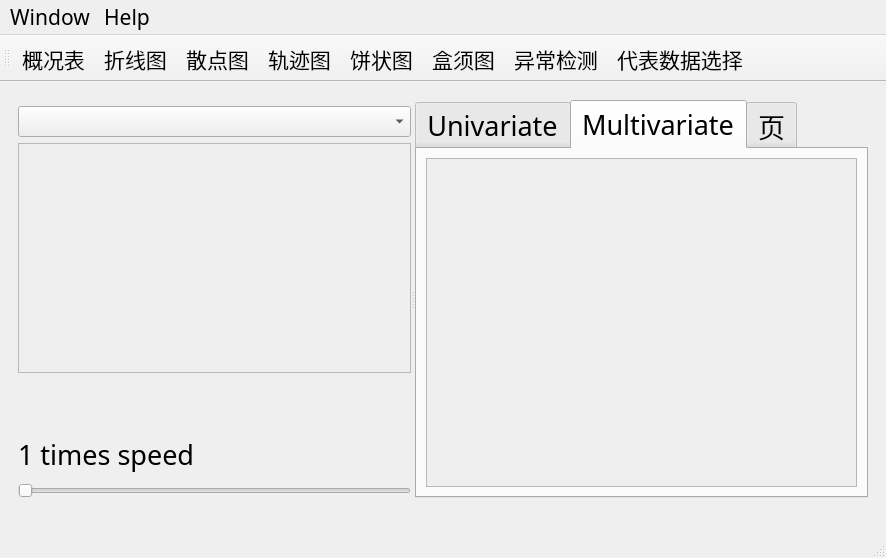
Qt form mainwindow.ui (jds666/VARTS) before a commit.
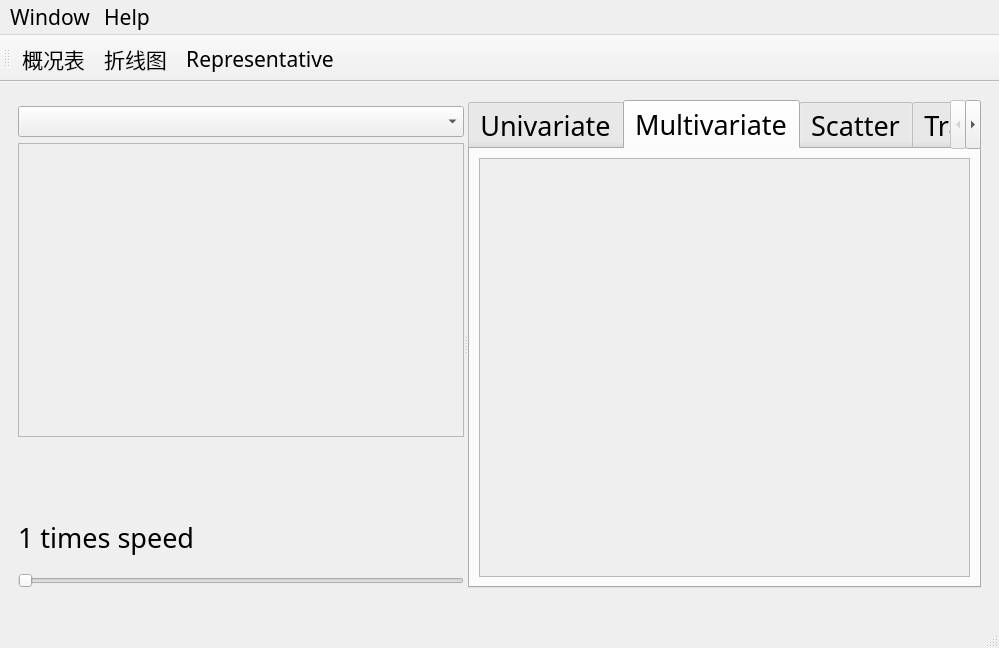
The same form after that commit. The open tabs and pages were chosen to show the change. Icons and pictures are not drawn. Custom widgets are drawn as their Qt base class.

```diff
--- a/mainwindow.ui
+++ b/mainwindow.ui
@@ -6,8 +6,8 @@
    <rect>
     <x>0</x>
     <y>0</y>
-    <width>886</width>
-    <height>558</height>
+    <width>999</width>
+    <height>648</height>
    </rect>
   </property>
   <property name="font">
@@ -79,8 +79,8 @@
                 <rect>
                  <x>0</x>
                  <y>0</y>
-                 <width>274</width>
-                 <height>267</height>
+                 <width>304</width>
+                 <height>331</height>
                 </rect>
                </property>
                <layout class="QVBoxLayout" name="verticalLayout_2"/>
@@ -199,8 +199,8 @@
                  <rect>
                   <x>0</x>
                   <y>0</y>
-                  <width>557</width>
-                  <height>395</height>
+                  <width>640</width>
+                  <height>485</height>
                  </rect>
                 </property>
                </widget>
@@ -208,9 +208,40 @@
              </item>
             </layout>
            </widget>
-           <widget class="QCustomPlot" name="pageScatter_2">
+           <widget class="QCustomPlot" name="pageScatter">
+            <attribute name="icon">
+             <iconset>
+              <normaloff>image/scatter.png</normaloff>image/scatter.png</iconset>
+            </attribute>
             <attribute name="title">
-             <string>页</string>
+             <string>Scatter</string>
+            </attribute>
+           </widget>
+           <widget class="QWidget" name="pageThreeD">
+            <attribute name="icon">
+             <iconset>
+              <normaloff>image/3Dscatter.png</normaloff>image/3Dscatter.png</iconset>
+            </attribute>
+            <attribute name="title">
+             <string>Trajectory</string>
+            </attribute>
+           </widget>
+           <widget class="QWidget" name="pagePie">
+            <attribute name="icon">
+             <iconset>
+              <normaloff>image/pie.png</normaloff>image/pie.png</iconset>
+            </attribute>
+            <attribute name="title">
+             <string>Pieplot</string>
+            </attribute>
+           </widget>
+           <widget class="QCustomPlot" name="pageBox">
+            <attribute name="icon">
+             <iconset>
+              <normaloff>image/boxplot.png</normaloff>image/boxplot.png</iconset>
+            </attribute>
+            <attribute name="title">
+             <string>Boxplot</string>
             </attribute>
            </widget>
           </widget>
@@ -666,7 +697,7 @@
     <rect>
      <x>0</x>
      <y>0</y>
-     <width>886</width>
+     <width>999</width>
      <height>28</height>
     </rect>
    </property>
@@ -745,11 +776,6 @@
    </attribute>
    <addaction name="action_table"/>
    <addaction name="action_line"/>
-   <addaction name="action_scatter"/>
-   <addaction name="action_3d"/>
-   <addaction name="action_pie"/>
-   <addaction name="action_box"/>
-   <addaction name="action_ad"/>
    <addaction name="action_representative"/>
   </widget>
   <action name="action_quit">
@@ -853,7 +879,7 @@
   </action>
   <action name="action_representative">
    <property name="text">
-    <string>代表数据选择</string>
+    <string>Representative</string>
    </property>
   </action>
   <action name="action_Column_Type_Splitter">
```
Left out of the diff: 47 changed lines with no effect on the pictures.
